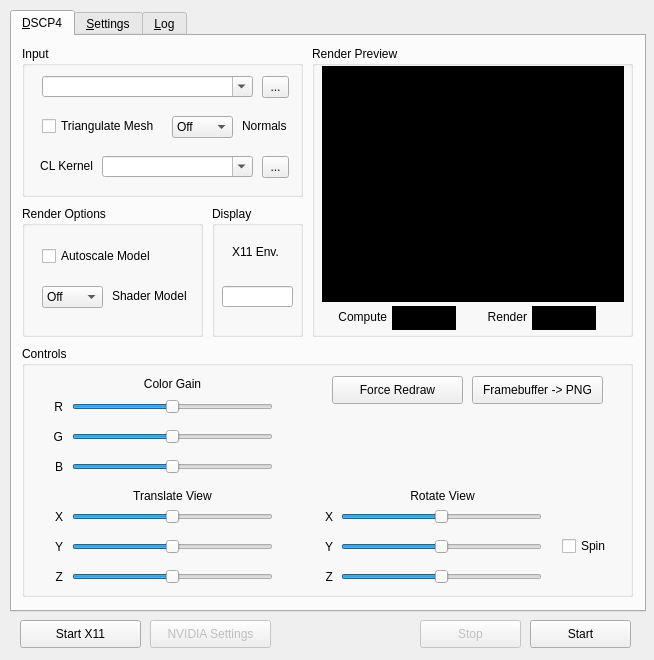
The window that render_algorithms/dscp4/dscp4-qt/ui/mainwindow.ui (itsermo/holovideo-algorithms) describes before a commit, drawn with Qt 5.
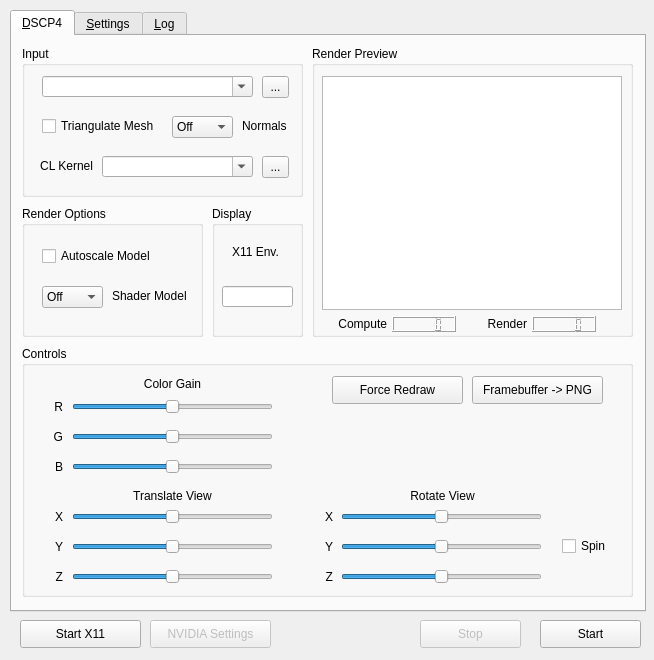
The same window after the commit. The open tabs and pages were chosen to show the change.

The edit to the form file:
```diff
--- a/render_algorithms/dscp4/dscp4-qt/ui/mainwindow.ui
+++ b/render_algorithms/dscp4/dscp4-qt/ui/mainwindow.ui
@@ -833,13 +833,26 @@
       <property name="title">
        <string>Render Preview</string>
       </property>
+      <widget class="QLCDNumber" name="renderFPSCounter">
+       <property name="geometry">
+        <rect>
+         <x>220</x>
+         <y>270</y>
+         <width>64</width>
+         <height>16</height>
+        </rect>
+       </property>
+       <property name="toolTip">
+        <string>&lt;html&gt;&lt;head/&gt;&lt;body&gt;&lt;p&gt;The total frame render speed, in FPS&lt;/p&gt;&lt;/body&gt;&lt;/html&gt;</string>
+       </property>
+      </widget>
       <widget class="QLabel" name="renderFPSLabel">
        <property name="geometry">
         <rect>
          <x>160</x>
-         <y>260</y>
+         <y>270</y>
          <width>55</width>
-         <height>21</height>
+         <height>16</height>
         </rect>
        </property>
        <property name="text">
@@ -853,9 +866,9 @@
        <property name="geometry">
         <rect>
          <x>20</x>
-         <y>260</y>
+         <y>270</y>
          <width>55</width>
-         <height>21</height>
+         <height>16</height>
         </rect>
        </property>
        <property name="text">
@@ -869,32 +882,11 @@
        <property name="geometry">
         <rect>
          <x>10</x>
-         <y>20</y>
-         <width>302</width>
-         <height>236</height>
+         <y>30</y>
+         <width>300</width>
+         <height>234</height>
         </rect>
        </property>
-       <property name="styleSheet">
-        <string notr="true">background: black;</string>
-       </property>
-       <property name="frameShape">
-        <enum>QFrame::NoFrame</enum>
-       </property>
-       <property name="frameShadow">
-        <enum>QFrame::Plain</enum>
-       </property>
-       <property name="lineWidth">
-        <number>0</number>
-       </property>
-       <property name="verticalScrollBarPolicy">
-        <enum>Qt::ScrollBarAlwaysOff</enum>
-       </property>
-       <property name="horizontalScrollBarPolicy">
-        <enum>Qt::ScrollBarAlwaysOff</enum>
-       </property>
-       <property name="sizeAdjustPolicy">
-        <enum>QAbstractScrollArea::AdjustIgnored</enum>
-       </property>
        <property name="backgroundBrush">
         <brush brushstyle="NoBrush">
          <color alpha="255">
@@ -916,57 +908,20 @@
        <property name="interactive">
         <bool>false</bool>
        </property>
-       <property name="alignment">
-        <set>Qt::AlignLeading|Qt::AlignLeft|Qt::AlignTop</set>
-       </property>
       </widget>
       <widget class="QLCDNumber" name="computeFPSCounter">
        <property name="geometry">
         <rect>
          <x>80</x>
-         <y>260</y>
+         <y>270</y>
          <width>64</width>
-         <height>24</height>
+         <height>16</height>
         </rect>
        </property>
        <property name="toolTip">
         <string>&lt;html&gt;&lt;head/&gt;&lt;body&gt;&lt;p&gt;The hologram computation speed, in FPS&lt;/p&gt;&lt;/body&gt;&lt;/html&gt;</string>
        </property>
-       <property name="styleSheet">
-        <string notr="true"> background: black;</string>
-       </property>
-       <property name="digitCount">
-        <number>4</number>
-       </property>
-       <property name="segmentStyle">
-        <enum>QLCDNumber::Flat</enum>
-       </property>
       </widget>
-      <widget class="QLCDNumber" name="renderFPSCounter">
-       <property name="geometry">
-        <rect>
-         <x>220</x>
-         <y>260</y>
-         <width>64</width>
-         <height>24</height>
-        </rect>
-       </property>
-       <property name="toolTip">
-        <string>&lt;html&gt;&lt;head/&gt;&lt;body&gt;&lt;p&gt;The total frame render speed, in FPS&lt;/p&gt;&lt;/body&gt;&lt;/html&gt;</string>
-       </property>
-       <property name="styleSheet">
-        <string notr="true"> background: black;</string>
-       </property>
-       <property name="segmentStyle">
-        <enum>QLCDNumber::Flat</enum>
-       </property>
-      </widget>
-      <zorder>renderFPSCounter</zorder>
-      <zorder>renderFPSLabel</zorder>
-      <zorder>computeFPSLabel</zorder>
-      <zorder>renderPreviewGraphicsView</zorder>
-      <zorder>computeFPSCounter</zorder>
-      <zorder>renderFPSCounter</zorder>
      </widget>
     </widget>
     <widget class="QWidget" name="settingsTab">
@@ -2767,7 +2722,7 @@
    <widget class="QPushButton" name="startButton">
     <property name="geometry">
      <rect>
-      <x>530</x>
+      <x>540</x>
       <y>620</y>
       <width>101</width>
       <height>28</height>
```
Left out of the diff: 32 changed lines with no effect on the pictures.
